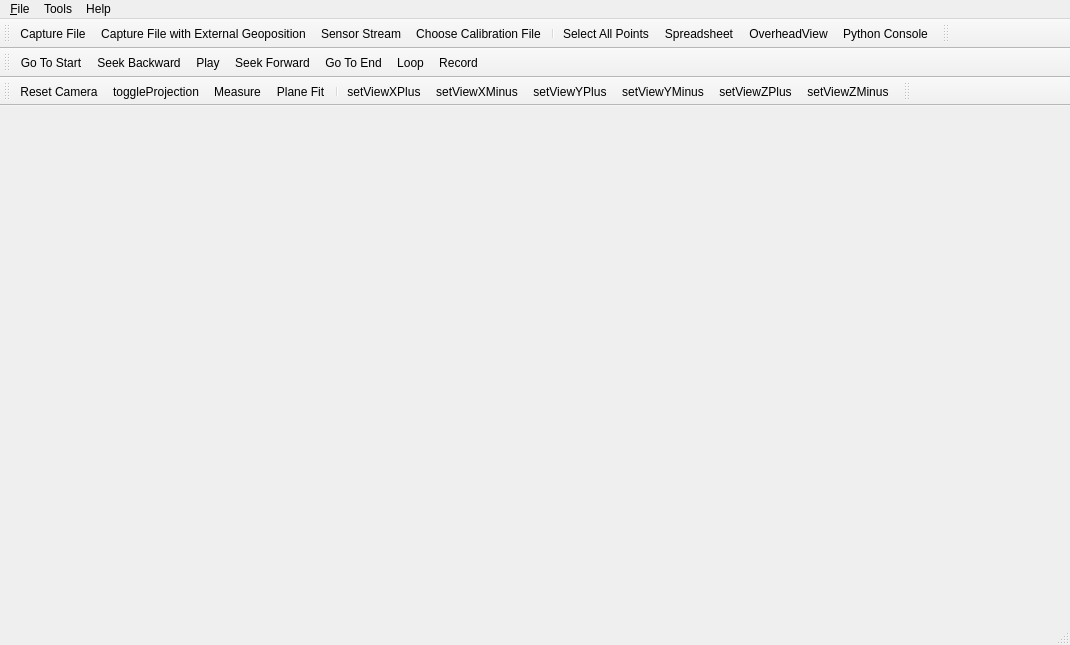
Before: the Qt Designer form vvMainWindow.ui in Kitware/VeloView, drawn with Qt 5.
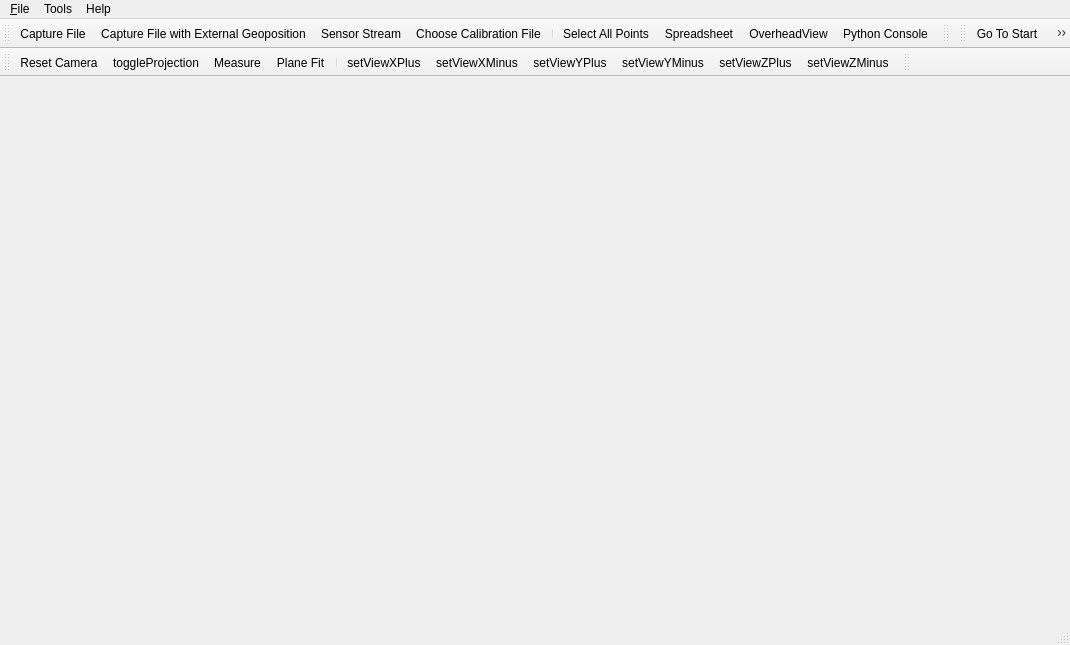
After: the same form once the commit is applied. Icons and pictures are not drawn. Custom widgets are drawn as their Qt base class.

What changed in the file:
```diff
--- a/vvMainWindow.ui
+++ b/vvMainWindow.ui
@@ -144,7 +144,7 @@
     <enum>TopToolBarArea</enum>
    </attribute>
    <attribute name="toolBarBreak">
-    <bool>true</bool>
+    <bool>false</bool>
    </attribute>
    <addaction name="actionGo_To_Start"/>
    <addaction name="actionSeek_Backward"/>
```
Left out of the diff: 8 changed lines with no effect on the pictures.
